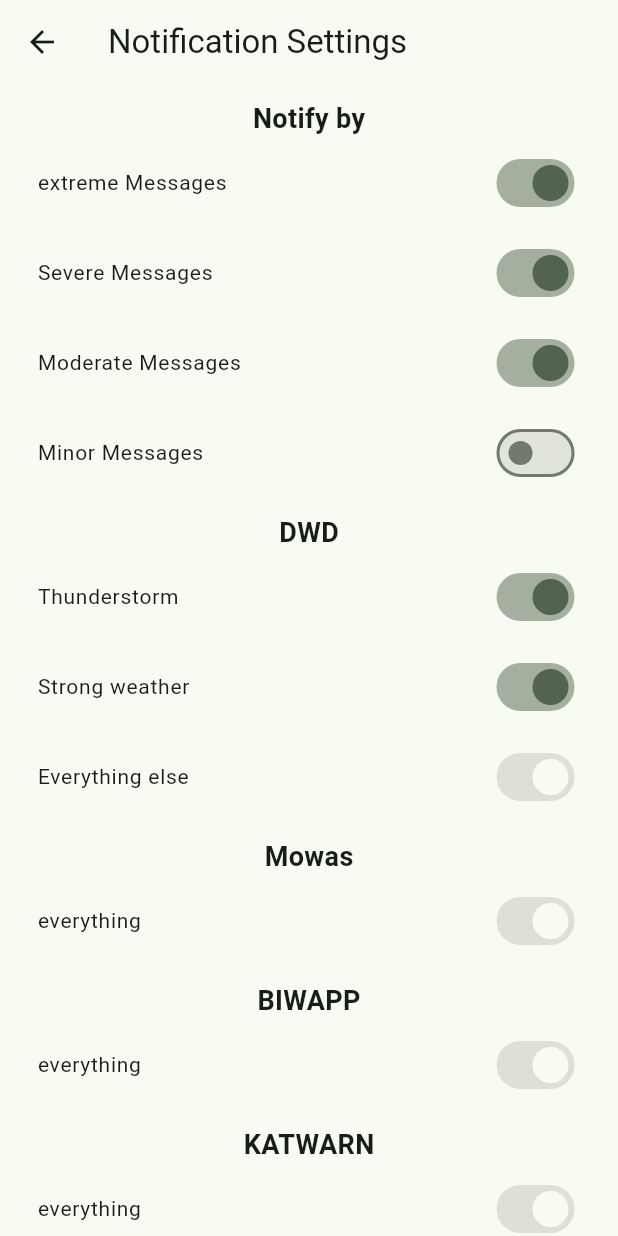
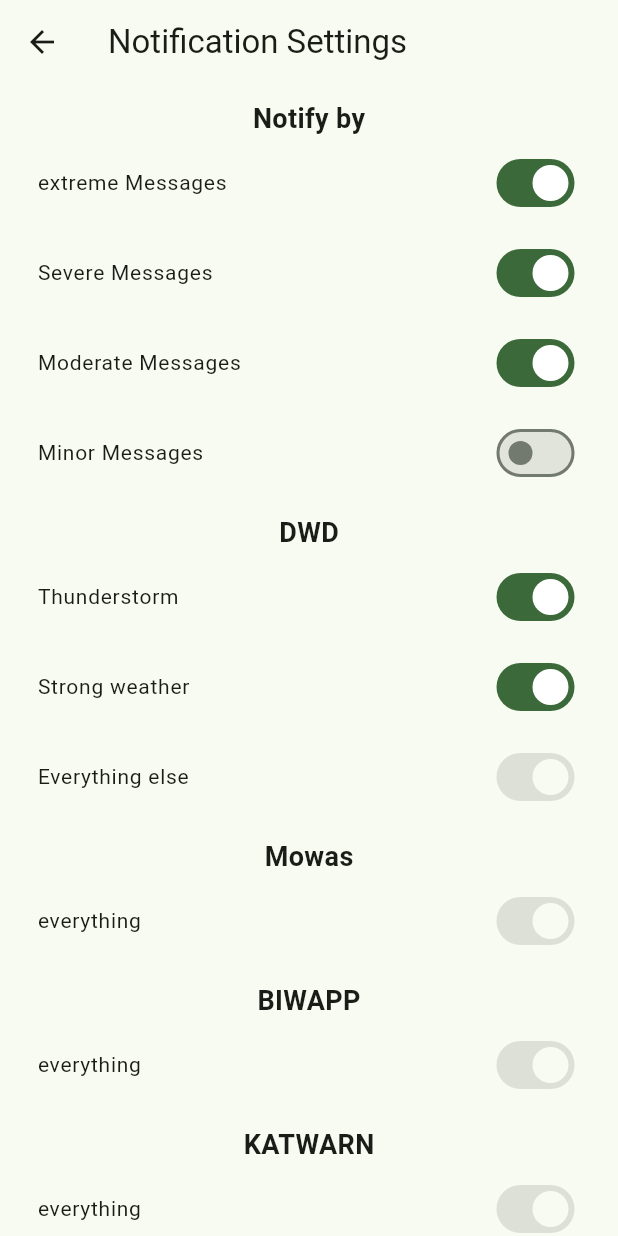
Before and after one commit to nucleus-ffm/foss_warn, a Flutter app: the Settings screen opened directly, after a tap on "Open notifications settings", on a phone screen of 412 x 824 dp. Run offline on Flutter 3.47's test engine with Material 3 defaults, Android fonts, the phone set to English and light mode, and no system bars; our stand-ins replace flutter_local_notifications, rxdart, share_plus, shared_preferences; missing offline and left inert: android_alarm_manager_plus, shared_preferences_android; accounts and stored records are empty; generated files the repository leaves out were written again.

Commit message:
fix some wrong colors

```diff
--- a/lib/views/NotificationSettingsView.dart
+++ b/lib/views/NotificationSettingsView.dart
@@ -38,7 +38,6 @@ class _NotificationSettingsViewState extends State<NotificationSettingsView> {
                 title: Text(AppLocalizations.of(context)
                     !.notification_settings_notify_by_extreme),
                 trailing: Switch(
-                    activeColor: Theme.of(context).colorScheme.secondary,
                     value: userPreferences.notificationWithExtreme,
                     onChanged: (value) {
                       if (userPreferences.shouldNotifyGeneral) {
@@ -58,7 +57,6 @@ class _NotificationSettingsViewState extends State<NotificationSettingsView> {
                 title: Text(AppLocalizations.of(context)
                     !.notification_settings_notify_by_severe),
                 trailing: Switch(
-                    activeColor: Theme.of(context).colorScheme.secondary,
                     value: userPreferences.notificationWithSevere,
                     onChanged: (value) {
                       if (userPreferences.shouldNotifyGeneral) {
@@ -78,8 +76,7 @@ class _NotificationSettingsViewState extends State<NotificationSettingsView> {
                 title: Text(AppLocalizations.of(context)
                     !.notification_settings_notify_by_moderate),
                 trailing: Switch(
-                    activeColor: Theme.of(context).colorScheme.secondary,
-                    value: userPreferences.notificationWithModerate,
+                   value: userPreferences.notificationWithModerate,
                     onChanged: (value) {
                       if (userPreferences.shouldNotifyGeneral) {
                         setState(() {
@@ -98,7 +95,6 @@ class _NotificationSettingsViewState extends State<NotificationSettingsView> {
                 title: Text(AppLocalizations.of(context)
                     !.notification_settings_notify_by_minor),
                 trailing: Switch(
-                    activeColor: Theme.of(context).colorScheme.secondary,
                     value: userPreferences.notificationWithMinor,
                     onChanged: (value) {
                       if (userPreferences.shouldNotifyGeneral) {
@@ -125,7 +121,6 @@ class _NotificationSettingsViewState extends State<NotificationSettingsView> {
                   title: Text(AppLocalizations.of(context)
                       !.notification_settings_thunderstorm),
                   trailing: Switch(
-                      activeColor: Theme.of(context).colorScheme.secondary,
                       value: userPreferences.notificationEventsSettings[
                                   "STARKES GEWITTER"] !=
                               null
@@ -147,7 +142,6 @@ class _NotificationSettingsViewState extends State<NotificationSettingsView> {
                   title: Text(AppLocalizations.of(context)
                       !.notification_settings_strong_weather),
                   trailing: Switch(
-                      activeColor: Theme.of(context).colorScheme.secondary,
                       value: userPreferences.notificationEventsSettings[
                                   "STARKES WETTER"] !=
                               null
@@ -168,7 +162,6 @@ class _NotificationSettingsViewState extends State<NotificationSettingsView> {
                   title: Text(AppLocalizations.of(context)
                       !.notification_settings_everything_else),
                   trailing: Switch(
-                      activeColor: Theme.of(context).colorScheme.secondary,
                       value: true,
                       onChanged: null)),
               SizedBox(
@@ -183,7 +176,6 @@ class _NotificationSettingsViewState extends State<NotificationSettingsView> {
                   title: Text(AppLocalizations.of(context)
                       !.notification_settings_everything),
                   trailing: Switch(
-                      activeColor: Theme.of(context).colorScheme.secondary,
                       value: true,
                       onChanged: null)),
               SizedBox(
@@ -198,7 +190,6 @@ class _NotificationSettingsViewState extends State<NotificationSettingsView> {
                 title: Text(AppLocalizations.of(context)
                     !.notification_settings_everything),
                 trailing: Switch(
-                    activeColor: Theme.of(context).colorScheme.secondary,
                     value: true,
                     onChanged: null),
               ),
@@ -214,7 +205,6 @@ class _NotificationSettingsViewState extends State<NotificationSettingsView> {
                 title: Text(AppLocalizations.of(context)
                     !.notification_settings_everything),
                 trailing: Switch(
-                    activeColor: Theme.of(context).colorScheme.secondary,
                     value: true,
                     onChanged: null),
               ),
@@ -230,7 +220,6 @@ class _NotificationSettingsViewState extends State<NotificationSettingsView> {
                   title: Text(AppLocalizations.of(context)
                       !.notification_settings_everything),
                   trailing: Switch(
-                      activeColor: Theme.of(context).colorScheme.secondary,
                       value: true,
                       onChanged: null)),
             ],
--- a/lib/views/SettingsView.dart
+++ b/lib/views/SettingsView.dart
@@ -91,7 +91,6 @@ class _SettingsState extends State<Settings> {
                 subtitle: Text(AppLocalizations.of(context)!
                     .settings_show_status_notification_subtitle),
                 trailing: Switch(
-                    activeColor: Theme.of(context).colorScheme.primary,
                     value: userPreferences.showStatusNotification,
                     onChanged: (value) {
                       setState(() {
@@ -106,7 +105,6 @@ class _SettingsState extends State<Settings> {
               title: Text(
                   AppLocalizations.of(context)!.settings_background_service),
               trailing: Switch(
-                  activeColor: Theme.of(context).colorScheme.primary,
                   value: userPreferences.shouldNotifyGeneral,
                   onChanged: (value) {
                     setState(() {
@@ -264,7 +262,6 @@ class _SettingsState extends State<Settings> {
                 title: Text(AppLocalizations.of(context)!
                     .settings_show_extended_metadata),
                 trailing: Switch(
-                    activeColor: Theme.of(context).colorScheme.primary,
                     value: userPreferences.showExtendedMetaData,
                     onChanged: (value) {
                       setState(() {
@@ -289,19 +286,6 @@ class _SettingsState extends State<Settings> {
               subtitle: Text(AppLocalizations.of(context)!
                   .settings_display_all_warnings_subtitle),
               trailing: Switch(
-                  activeColor: Theme.of(context).colorScheme.primary,
-                  /* trackOutlineColor: MaterialStateProperty.resolveWith(
-                        (final Set<MaterialState> states) {
-                      if (states.contains(MaterialState.selected)) {
-                        return null;
-                      }
-
-                      return Theme.of(context).colorScheme.onPrimary;
-                    },
-                  ), */
-                  // inactiveThumbColor: Theme.of(context).colorScheme.onPrimary,
-                  //inactiveTrackColor: Colors.black,
-
                   value: userPreferences.showAllWarnings,
                   onChanged: (value) {
                     setState(() {
@@ -361,7 +345,6 @@ class _SettingsState extends State<Settings> {
                   });
                   saveSettings();
                 },
-                activeColor: Colors.green,
               ),
             ),
             ListTile(
```
Also changed, not shown: lib/themes/themes.dart (+12 -12 lines), lib/views/WarningDetailView.dart (+2 -6 lines).
